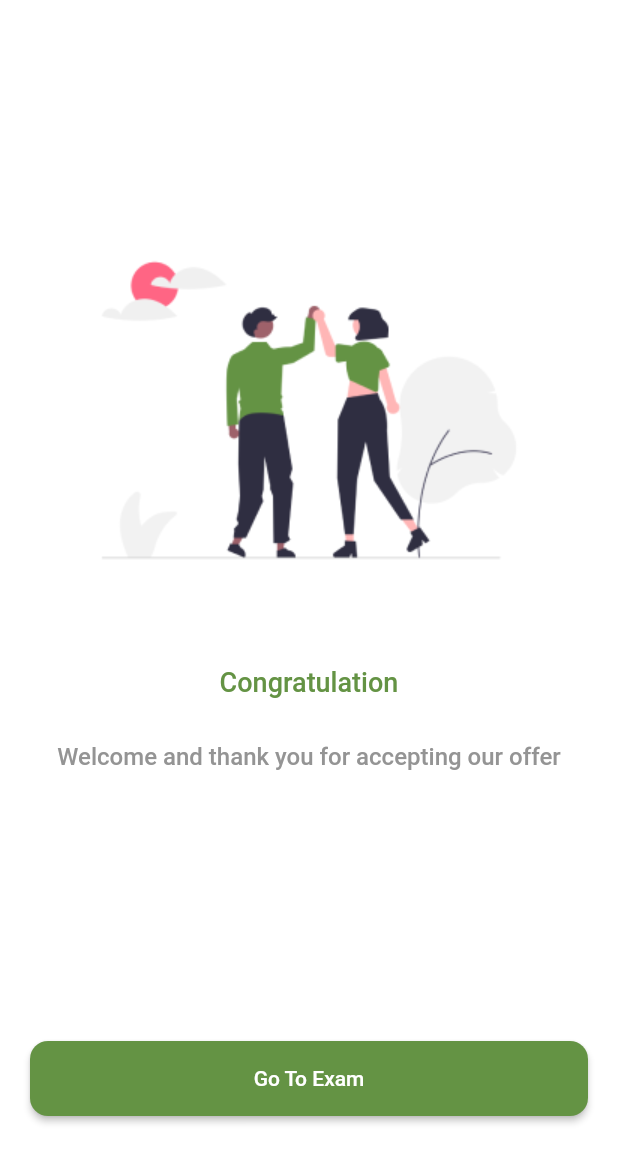
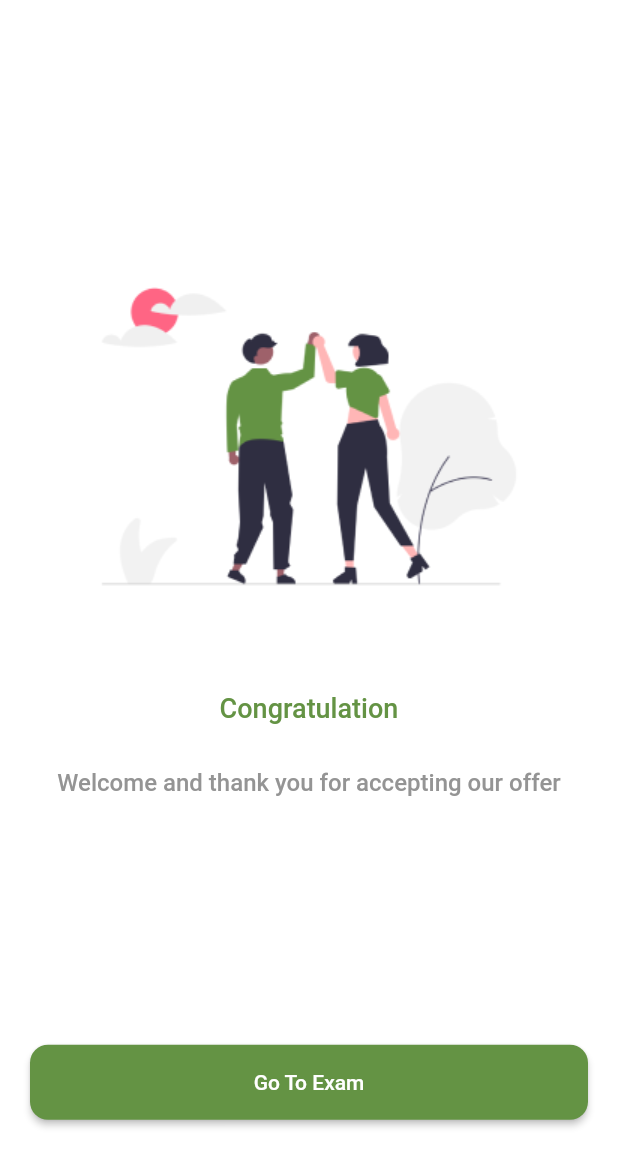
Before and after one commit to kareemhamed4/we_work_project, a Flutter app: the GoToExam screen opened directly, on a phone screen of 412 x 824 dp. Shown: the top 1167 px of the screen. Run offline on Flutter 3.47's test engine with Material 2 defaults, Android fonts, the phone set to English and light mode, and no system bars; our stand-ins replace animated_splash_screen, dio, dotted_border, file_picker, flutter_bloc, flutter_svg and 7 more; missing offline and left inert: cupertino_radio_choice; accounts and stored records are empty.

```diff
--- a/lib/modules/company/applied_job/applied_job_screen.dart
+++ b/lib/modules/company/applied_job/applied_job_screen.dart
@@ -53,7 +53,7 @@ class AppliedJobScreen extends StatelessWidget {
       GestureDetector(
         onTap: () {},
         child: Container(
-          height: size.height * 260 / size.height,
+          height: size.height * 270 / size.height,
           width: size.width * 392 / size.width,
           clipBehavior: Clip.antiAliasWithSaveLayer,
           decoration: BoxDecoration(
--- a/lib/modules/user/exam/Go_To_Exam.dart
+++ b/lib/modules/user/exam/Go_To_Exam.dart
@@ -35,7 +35,7 @@ class GoToExam extends StatelessWidget {
               style: Theme.of(context).textTheme.bodyText2,
             ),
             SizedBox(
-              height: size.height * 180/size.height,
+              height: size.height * 165/size.height,
             ),
             myMaterialButton(
               context: context,
@@ -49,7 +49,7 @@ class GoToExam extends StatelessWidget {
               ),
             ),
             SizedBox(
-              height: size.height * 50/size.height,
+              height: size.height * 30/size.height,
             ),
           ],
         ),
--- a/lib/modules/user/filter/filter.dart
+++ b/lib/modules/user/filter/filter.dart
@@ -54,7 +54,7 @@ class _FilterState extends State<Filter> {
   String selectedCountry = "Egypt";
   List<String> countries = [
     "Egypt",
-    "In other country"
+    "Palestine"
   ];
 
   String selectedCity = "Alex";
--- a/lib/modules/user/saved_jobs/saved_Job.dart
+++ b/lib/modules/user/saved_jobs/saved_Job.dart
@@ -47,7 +47,7 @@ class SavedJob extends StatelessWidget {
     required BuildContext context,
   }) =>
       Container(
-        height: size.height * 190 / size.height,
+        height: size.height * 200 / size.height,
         width: size.width * 392 / size.width,
         clipBehavior: Clip.antiAliasWithSaveLayer,
         decoration: BoxDecoration(
```
Also changed, not shown: lib/modules/user/offers/offers_screen.dart (+9 -1 lines).
